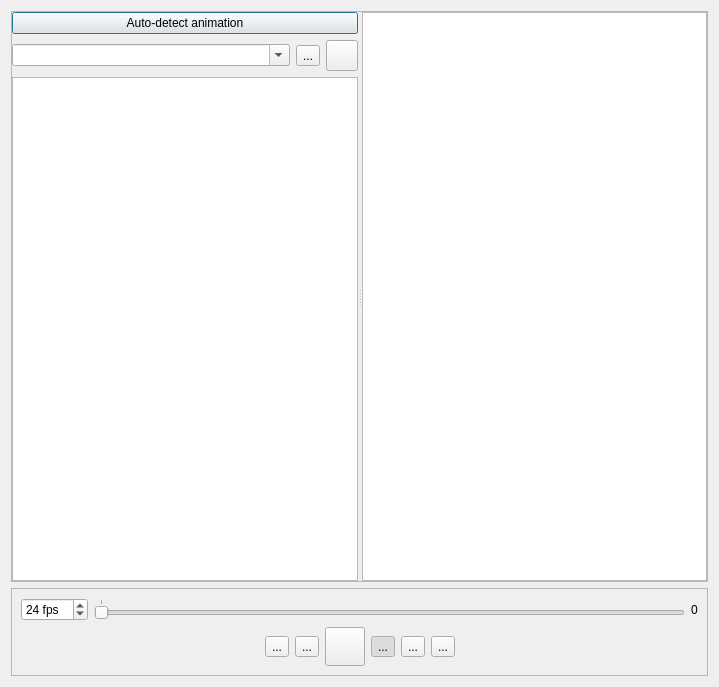
First picture: the form in SpriteSheetPacker/AnimationDialog.ui, repository amakaseev/sprite-sheet-packer, before the edit.
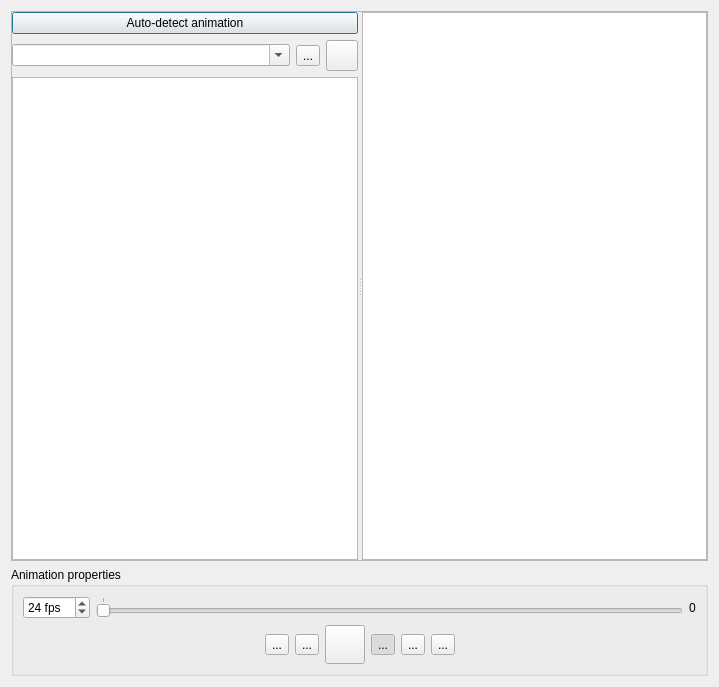
Second picture: the form after the edit. Icons and pictures are not drawn. Custom widgets are drawn as their Qt base class.

Commit message: added fps and loop properties

Patch:
```diff
--- a/SpriteSheetPacker/AnimationDialog.ui
+++ b/SpriteSheetPacker/AnimationDialog.ui
@@ -108,20 +108,17 @@
     </widget>
    </item>
    <item>
-    <widget class="QFrame" name="frame">
+    <widget class="QGroupBox" name="animationPropertiesGroupBox">
      <property name="sizePolicy">
       <sizepolicy hsizetype="Preferred" vsizetype="Maximum">
        <horstretch>0</horstretch>
        <verstretch>0</verstretch>
       </sizepolicy>
      </property>
-     <property name="frameShape">
-      <enum>QFrame::StyledPanel</enum>
+     <property name="title">
+      <string>Animation properties</string>
      </property>
-     <property name="frameShadow">
-      <enum>QFrame::Raised</enum>
-     </property>
-     <layout class="QVBoxLayout" name="verticalLayout">
+     <layout class="QVBoxLayout" name="verticalLayout_4">
       <item>
        <layout class="QHBoxLayout" name="horizontalLayout_3">
         <item>
```
Left out of the diff: 2 changed lines with no effect on the pictures. The commit also changes 3 other files.
